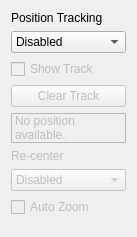
This is src/lib/CurrentLocationWidget.ui in KDE/marble as Qt 5 draws it before an edit. The edited form follows.
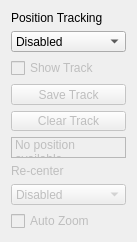
This is the edited form.

Commit message: PositionTracking: save track

Patch:
```diff
--- a/src/lib/CurrentLocationWidget.ui
+++ b/src/lib/CurrentLocationWidget.ui
@@ -49,6 +49,16 @@
      </property>
     </widget>
    </item>
+   <item>
+    <widget class="QPushButton" name="saveTrackPushButton">
+     <property name="enabled">
+      <bool>false</bool>
+     </property>
+     <property name="text">
+      <string>Save Track</string>
+     </property>
+    </widget>
+   </item>
    <item>
     <widget class="QPushButton" name="clearTrackPushButton">
      <property name="enabled">
```
The commit also changes 4 other files.
